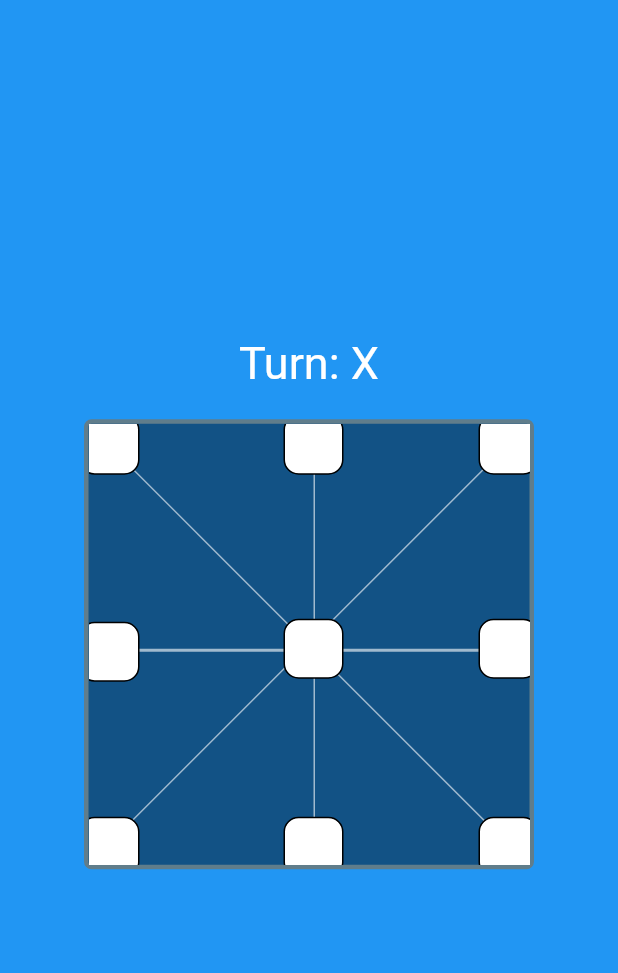
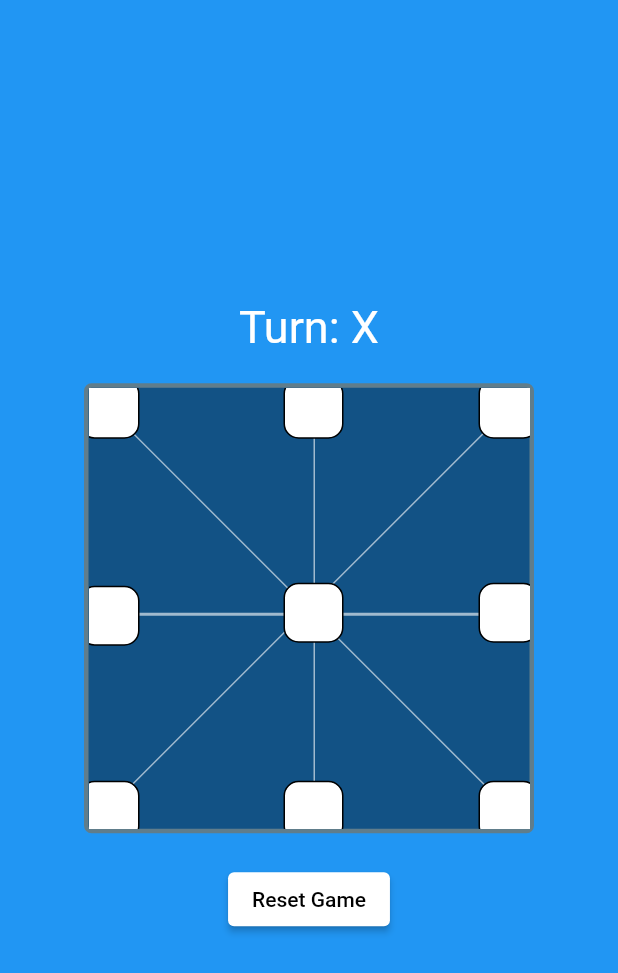
Before and after one commit to BirajMainali/panchal-mind-move-game, a Flutter app: the screen it shows after launch, on a phone screen of 412 x 824 dp. Shown: the top 973 px of the screen. Run offline on Flutter 3.47's test engine with Material 2 defaults, Android fonts, the phone set to English and light mode, and no system bars; Roboto replaces fonts that are missing (Montserrat).

Commit message:
feat: update ui

```diff
--- a/lib/game_functions.dart
+++ b/lib/game_functions.dart
@@ -55,6 +55,7 @@ class GameFunctions {
   }
 
   static bool _hasNearestEmptyPosition({required int row, required int column}) {
+    // Check all adjacent positions, including diagonals
     List<List<int>> directions = [
       [1, 0], // Down
       [-1, 0], // Up
--- a/lib/main.dart
+++ b/lib/main.dart
@@ -143,13 +143,16 @@
           ),
         ),
         const SizedBox(height: 20),
-        if (GameFunctions.winner.isNotEmpty)
-          ElevatedButton(
-              onPressed: () {
-                GameFunctions.reset();
-                setState(() {});
-              },
-              child: const Text('Re-start')),
+        ElevatedButton(
+            style: ElevatedButton.styleFrom(
+              primary: Colors.white,
+              onPrimary: Colors.black,
+            ),
+            onPressed: () {
+              GameFunctions.reset();
+              setState(() {});
+            },
+            child: const Text('Reset Game')),
       ],
     );
   }
```
